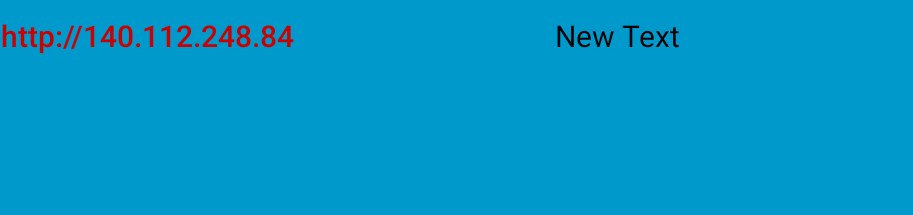
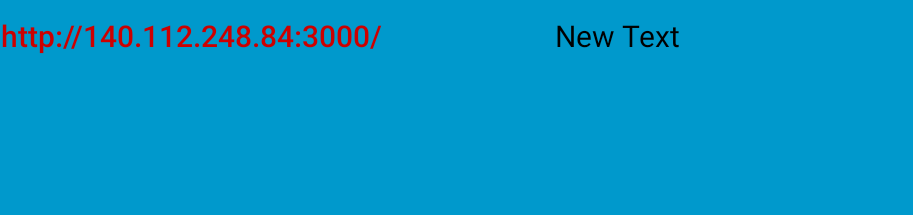
Before and after one commit to kurokumakun0/DSDL_Android, an Android app: the screen it shows after launch (MainActivity), on a phone screen of 824 x 412 dp (held sideways). Shown: the top 215 px of the screen, without its empty margins (0-913 px from the left). Run offline under Robolectric (Android 15) with nearby library versions, the phone set to English and light mode, and no system bars; libraries missing offline, so code that uses them is left out: com.github.nkzawa.emitter, com.github.nkzawa.socketio; 4 statements that could not run were skipped.

Commit message:
add port in URL

```diff
--- a/app/src/main/java/tw/edu/ntu/csie/kurokuma/sync/MainActivity.java
+++ b/app/src/main/java/tw/edu/ntu/csie/kurokuma/sync/MainActivity.java
@@ -52,7 +52,7 @@ public class MainActivity extends AppCompatActivity implements SensorEventListen
             }
         });
 
-        URL = getPreferences(MODE_PRIVATE).getString("connection", "http://140.112.248.84");
+        URL = getPreferences(MODE_PRIVATE).getString("connection", "http://140.112.248.84:3000/");
 
         try {
             mSocket = IO.socket(URL);
```
